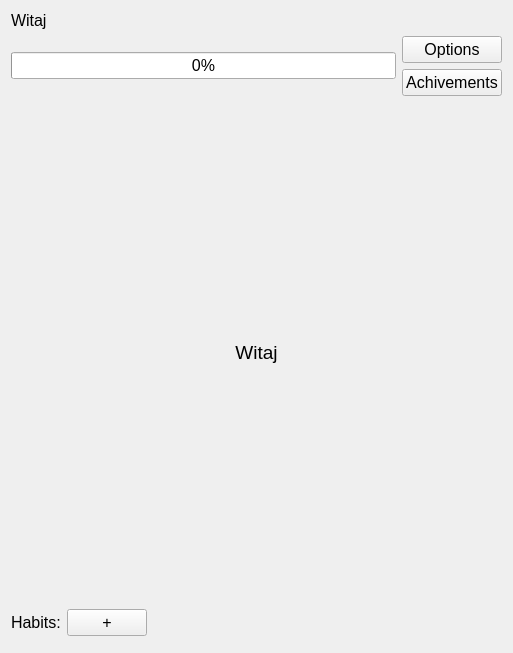
Qt form UnicornHabits/MainAppWidget.ui (Andrew2a1/CodeNight_10_04) before a commit.
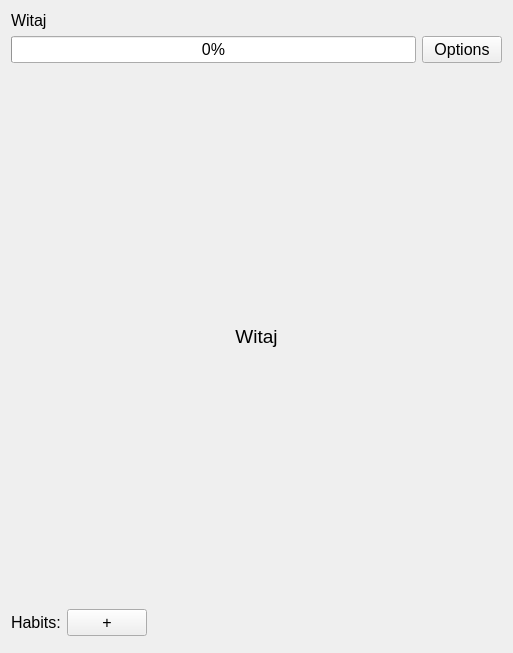
The same form after that commit. Custom widgets are drawn as their Qt base class.

```diff
--- a/UnicornHabits/MainAppWidget.ui
+++ b/UnicornHabits/MainAppWidget.ui
@@ -49,8 +49,6 @@
         </widget>
        </item>
        <item>
-        <layout class="QVBoxLayout" name="verticalLayout_3">
-         <item>
           <widget class="QPushButton" name="optionsBtn">
            <property name="font">
             <font>
@@ -61,20 +59,6 @@
             <string>Options</string>
            </property>
           </widget>
-         </item>
-         <item>
-          <widget class="QPushButton" name="achivementsBtn">
-           <property name="font">
-            <font>
-             <pointsize>12</pointsize>
-            </font>
-           </property>
-           <property name="text">
-            <string>Achivements</string>
-           </property>
-          </widget>
-         </item>
-        </layout>
        </item>
       </layout>
      </item>
```
Lines whose indentation alone changed are shown as unchanged.
